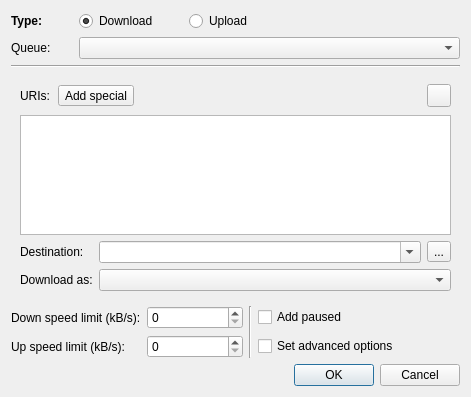
Before: the Qt Designer form src/NewTransferDlg.ui in LubosD/fatrat, drawn with Qt 5.
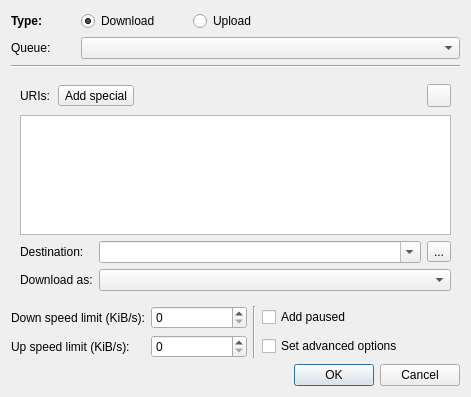
After: the same form once the commit is applied. Icons and pictures are not drawn.

```diff
--- a/src/NewTransferDlg.ui
+++ b/src/NewTransferDlg.ui
@@ -327,7 +327,7 @@
    <item row="4" column="0" colspan="2" >
     <widget class="QLabel" name="label_4" >
      <property name="text" >
-      <string>Down speed limit (kB/s):</string>
+      <string>Down speed limit (KiB/s):</string>
      </property>
     </widget>
    </item>
@@ -351,7 +351,7 @@
    <item row="5" column="0" colspan="2" >
     <widget class="QLabel" name="label_5" >
      <property name="text" >
-      <string>Up speed limit (kB/s):</string>
+      <string>Up speed limit (KiB/s):</string>
      </property>
     </widget>
    </item>
```
